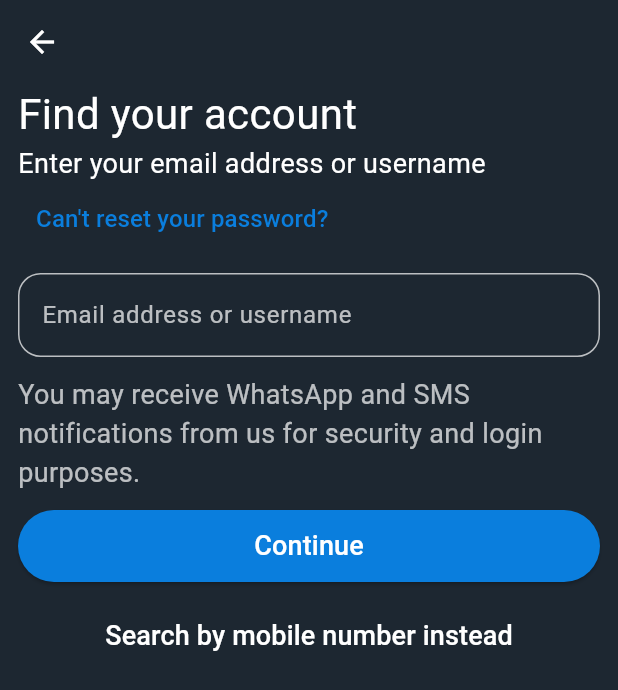
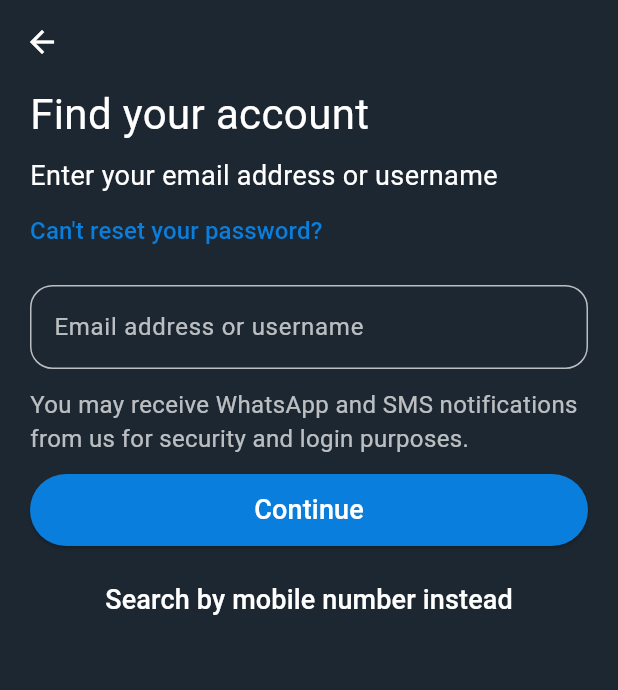
Before and after one commit to muhammadXainAhmad/instagram_ui_design_flutter, a Flutter app: the MyForgotPage screen opened by its route, on a phone screen of 412 x 824 dp. Shown: the top 690 px of the screen. Run offline on Flutter 3.47's test engine with Material 3 defaults, Android fonts, the light colour scheme and no system bars.

Commit message:
Added dynamic username clear icon & adjusted padding for better layout

```diff
--- a/lib/Views/forgot.dart
+++ b/lib/Views/forgot.dart
@@ -9,63 +9,104 @@ class MyForgotPage extends StatefulWidget {
 }
 
 class _MyForgotPageState extends State<MyForgotPage> {
+  final TextEditingController emailController = TextEditingController();
+  String emailText = "";
+
   @override
   Widget build(BuildContext context) {
-    return Scaffold(
+    return GestureDetector(
+      onTap: () {
+        FocusScope.of(context).requestFocus(FocusNode());
+      },
+      child: Scaffold(
         backgroundColor: MyConstants.myPrimaryColor,
         appBar: AppBar(
           backgroundColor: MyConstants.myPrimaryColor,
           iconTheme: const IconThemeData(color: Colors.white),
         ),
         body: Padding(
-        padding: const EdgeInsets.only(left: 12, right: 12),
+          padding: const EdgeInsets.only(left: 20, right: 20),
           child: Column(
             crossAxisAlignment: CrossAxisAlignment.start,
             children: [
               const Text(
                 "Find your account",
                 style: TextStyle(color: Colors.white, fontSize: 28),
-
               ),
-            const Text(
+              Padding(
+                padding: const EdgeInsets.only(top: 8.0),
+                child: const Text(
                   "Enter your email address or username",
                   style: TextStyle(color: Colors.white, fontSize: 18),
                 ),
+              ),
               TextButton(
+                style: TextButton.styleFrom(
+                  shape: RoundedRectangleBorder(
+                    borderRadius: BorderRadius.zero,
+                  ),
+                  padding: EdgeInsets.all(0),
+                ),
                 onPressed: () {},
                 child: const Text(
                   "Can't reset your password?",
                   style: TextStyle(color: MyConstants.myBtnColor, fontSize: 16),
-                )),
+                ),
+              ),
               Padding(
-              padding: const EdgeInsets.only(top: 12,bottom: 12),
+                padding: const EdgeInsets.only(top: 12, bottom: 12),
                 child: TextField(
+                  controller: emailController,
+                  onChanged: (value) {
+                    setState(() {
+                      emailText = value;
+                    });
+                  },
                   style: const TextStyle(color: Colors.white),
                   decoration: InputDecoration(
                     labelText: "Email address or username",
                     labelStyle: const TextStyle(color: MyConstants.myTxtColor),
                     enabledBorder: MyConstants.myBorder,
-                  focusedBorder: MyConstants.myBorder,
+                    focusedBorder: MyConstants.myBorder2,
+                    suffixIcon:
+                        emailText.isNotEmpty
+                            ? IconButton(
+                              onPressed: () {
+                                setState(() {
+                                  emailController.clear();
+                                  emailText = "";
+                                });
+                              },
+                              icon: Icon(
+                                Icons.close,
+                                color: MyConstants.myTxtColor,
+                                size: 30,
+                              ),
+                            )
+                            : null,
                   ),
                 ),
               ),
               const Text(
                 "You may receive WhatsApp and SMS notifications from us for security and login purposes.",
-              style: TextStyle(color: MyConstants.myTxtColor, fontSize: 18),
+                style: TextStyle(color: MyConstants.myTxtColor, fontSize: 16),
               ),
               Padding(
-              padding: const EdgeInsets.only(top: 12,bottom: 12),
+                padding: const EdgeInsets.only(top: 12, bottom: 12),
                 child: ElevatedButton(
                   onPressed: () {},
                   style: ElevatedButton.styleFrom(
                     minimumSize: const Size(double.infinity, 48),
                     backgroundColor: MyConstants.myBtnColor,
                     shape: RoundedRectangleBorder(
-                          borderRadius: BorderRadius.circular(25))),
+                      borderRadius: BorderRadius.circular(25),
+                    ),
+                  ),
                   child: const Text(
                     "Continue",
                     style: TextStyle(color: Colors.white, fontSize: 18),
-                  )),
+                  ),
+                ),
               ),
               Center(
                 child: TextButton(
@@ -73,9 +114,11 @@ class _MyForgotPageState extends State<MyForgotPage> {
                   child: const Text(
                     "Search by mobile number instead",
                     style: TextStyle(color: Colors.white, fontSize: 18),
-                  )),
+                  ),
+                ),
               ),
             ],
+          ),
         ),
       ),
     );
```
Lines whose indentation alone changed are shown as unchanged.
